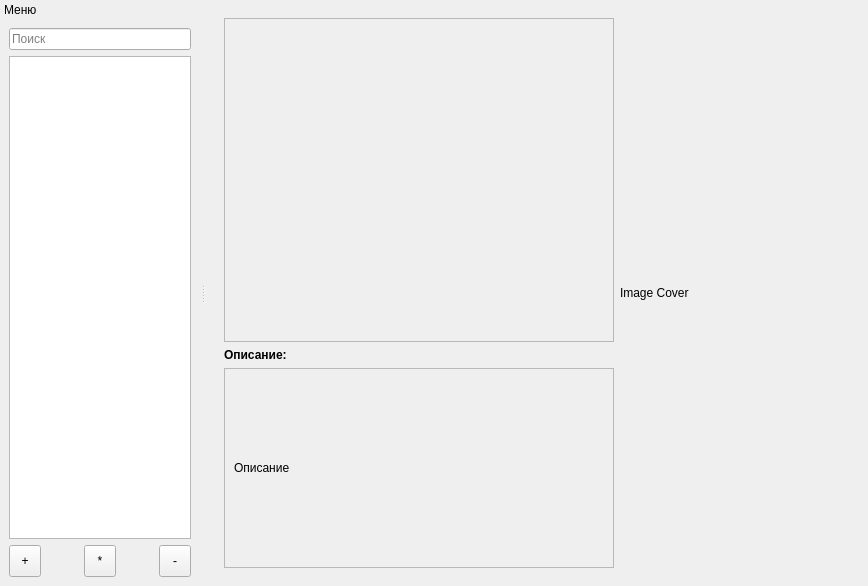
This is mainwindow.ui in LibertaSoft/DatabaseAnime as Qt 5 draws it before an edit. The edited form follows.
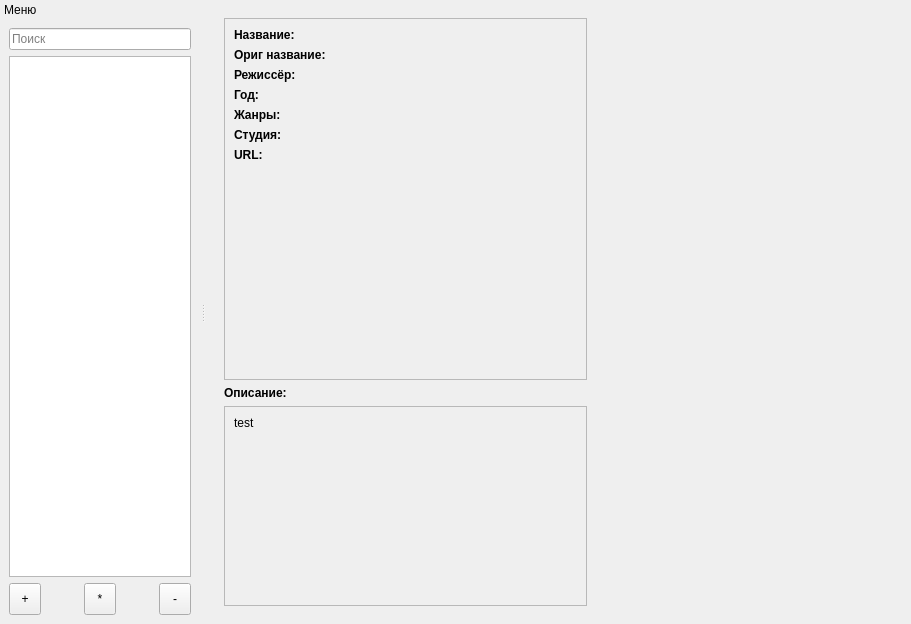
This is the edited form. The open tabs and pages were chosen to show the change. Icons and pictures are not drawn.

The edit to the form file:
```diff
--- a/mainwindow.ui
+++ b/mainwindow.ui
@@ -6,8 +6,8 @@
    <rect>
     <x>0</x>
     <y>0</y>
-    <width>868</width>
-    <height>586</height>
+    <width>911</width>
+    <height>624</height>
    </rect>
   </property>
   <property name="windowTitle">
@@ -412,14 +412,154 @@
                 <rect>
                  <x>0</x>
                  <y>0</y>
-                 <width>20</width>
-                 <height>18</height>
+                 <width>362</width>
+                 <height>334</height>
                 </rect>
                </property>
                <layout class="QFormLayout" name="formLayout_4">
                 <property name="fieldGrowthPolicy">
                  <enum>QFormLayout::AllNonFixedFieldsGrow</enum>
                 </property>
+                <item row="0" column="0">
+                 <widget class="QLabel" name="Lbl_sTitle">
+                  <property name="font">
+                   <font>
+                    <weight>75</weight>
+                    <bold>true</bold>
+                   </font>
+                  </property>
+                  <property name="text">
+                   <string>Название:</string>
+                  </property>
+                 </widget>
+                </item>
+                <item row="0" column="1">
+                 <widget class="QLabel" name="Lbl_svTitle">
+                  <property name="text">
+                   <string/>
+                  </property>
+                 </widget>
+                </item>
+                <item row="1" column="0">
+                 <widget class="QLabel" name="Lbl_sOrigTitle">
+                  <property name="font">
+                   <font>
+                    <weight>75</weight>
+                    <bold>true</bold>
+                   </font>
+                  </property>
+                  <property name="text">
+                   <string>Ориг название:</string>
+                  </property>
+                 </widget>
+                </item>
+                <item row="1" column="1">
+                 <widget class="QLabel" name="Lbl_svOrigTitle">
+                  <property name="text">
+                   <string/>
+                  </property>
+                 </widget>
+                </item>
+                <item row="2" column="0">
+                 <widget class="QLabel" name="Lbl_sDirector">
+                  <property name="font">
+                   <font>
+                    <weight>75</weight>
+                    <bold>true</bold>
+                   </font>
+                  </property>
+                  <property name="text">
+                   <string>Режиссёр:</string>
+                  </property>
+                 </widget>
+                </item>
+                <item row="2" column="1">
+                 <widget class="QLabel" name="Lbl_svDirector">
+                  <property name="text">
+                   <string/>
+                  </property>
+                 </widget>
+                </item>
+                <item row="3" column="0">
+                 <widget class="QLabel" name="Lbl_sYear">
+                  <property name="font">
+                   <font>
+                    <weight>75</weight>
+                    <bold>true</bold>
+                   </font>
+                  </property>
+                  <property name="text">
+                   <string>Год:</string>
+                  </property>
+                 </widget>
+                </item>
+                <item row="3" column="1">
+                 <widget class="QLabel" name="Lbl_svYear">
+                  <property name="text">
+                   <string/>
+                  </property>
+                 </widget>
+                </item>
+                <item row="4" column="1">
+                 <widget class="QLabel" name="Lbl_svTags">
+                  <property name="text">
+                   <string/>
+                  </property>
+                 </widget>
+                </item>
+                <item row="4" column="0">
+                 <widget class="QLabel" name="Lbl_sTags">
+                  <property name="font">
+                   <font>
+                    <weight>75</weight>
+                    <bold>true</bold>
+                   </font>
+                  </property>
+                  <property name="text">
+                   <string>Жанры:</string>
+                  </property>
+                 </widget>
+                </item>
+                <item row="5" column="0">
+                 <widget class="QLabel" name="Lbl_sStudio">
+                  <property name="font">
+                   <font>
+                    <weight>75</weight>
+                    <bold>true</bold>
+                   </font>
+                  </property>
+                  <property name="text">
+                   <string>Студия:</string>
+                  </property>
+                 </widget>
+                </item>
+                <item row="5" column="1">
+                 <widget class="QLabel" name="Lbl_svStudio">
+                  <property name="text">
+                   <string/>
+                  </property>
+                 </widget>
+                </item>
+                <item row="6" column="0">
+                 <widget class="QLabel" name="Lbl_sURL">
+                  <property name="font">
+                   <font>
+                    <weight>75</weight>
+                    <bold>true</bold>
+                   </font>
+                  </property>
+                  <property name="text">
+                   <string>URL:</string>
+                  </property>
+                 </widget>
+                </item>
+                <item row="6" column="1">
+                 <widget class="QLabel" name="Lbl_svURL">
+                  <property name="text">
+                   <string/>
+                  </property>
+                 </widget>
+                </item>
                </layout>
               </widget>
              </widget>
@@ -459,8 +599,8 @@
                 <rect>
                  <x>0</x>
                  <y>0</y>
-                 <width>87</width>
-                 <height>39</height>
+                 <width>362</width>
+                 <height>198</height>
                 </rect>
                </property>
                <layout class="QVBoxLayout" name="verticalLayout_5">
@@ -473,7 +613,10 @@
                    </size>
                   </property>
                   <property name="text">
-                   <string comment="[NoVisible]" extracomment="Description Anime/Manga/etc">Описание</string>
+                   <string comment="[NoVisible]" extracomment="Description Anime/Manga/etc">test</string>
+                  </property>
+                  <property name="alignment">
+                   <set>Qt::AlignLeading|Qt::AlignLeft|Qt::AlignTop</set>
                   </property>
                  </widget>
                 </item>
@@ -487,8 +630,8 @@
            <widget class="QLabel" name="Lbl_AnimeCover">
             <property name="sizePolicy">
              <sizepolicy hsizetype="Preferred" vsizetype="Preferred">
-              <horstretch>0</horstretch>
-              <verstretch>0</verstretch>
+              <horstretch>1</horstretch>
+              <verstretch>3</verstretch>
              </sizepolicy>
             </property>
             <property name="minimumSize">
@@ -516,7 +659,10 @@
              </size>
             </property>
             <property name="text">
-             <string comment="[NoVisible]" extracomment="Cover anime/manga/etc">Image Cover</string>
+             <string comment="[NoVisible]" extracomment="Cover anime/manga/etc"/>
+            </property>
+            <property name="scaledContents">
+             <bool>true</bool>
             </property>
            </widget>
           </item>
```
Left out of the diff: 4 changed lines with no effect on the pictures.
